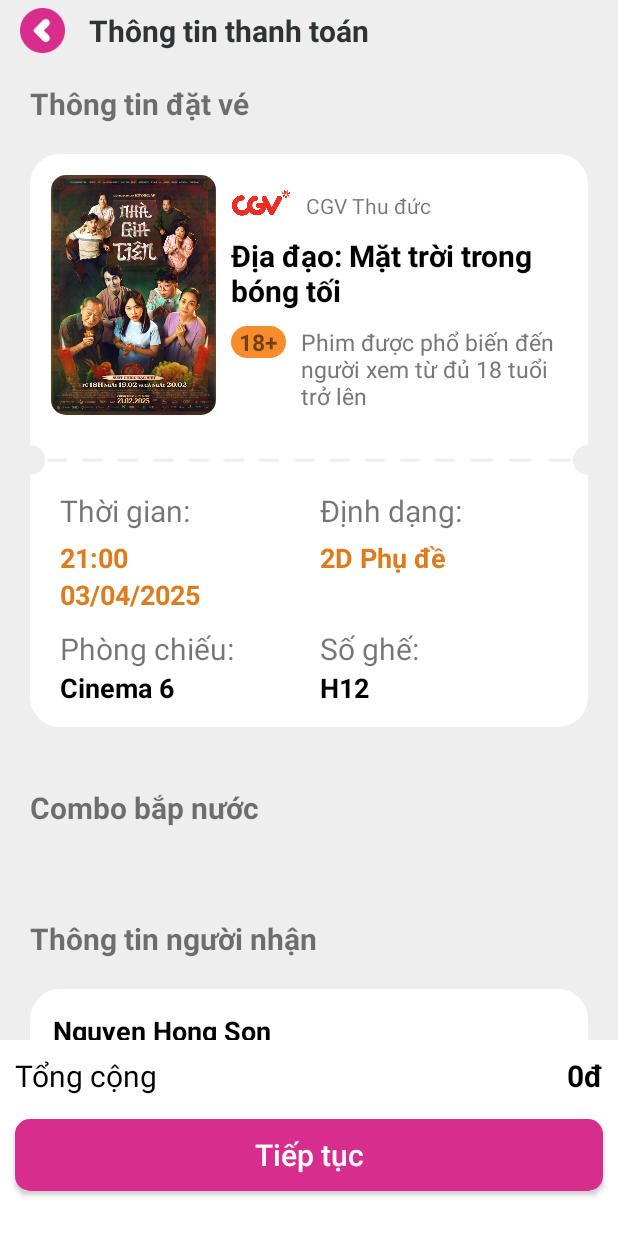
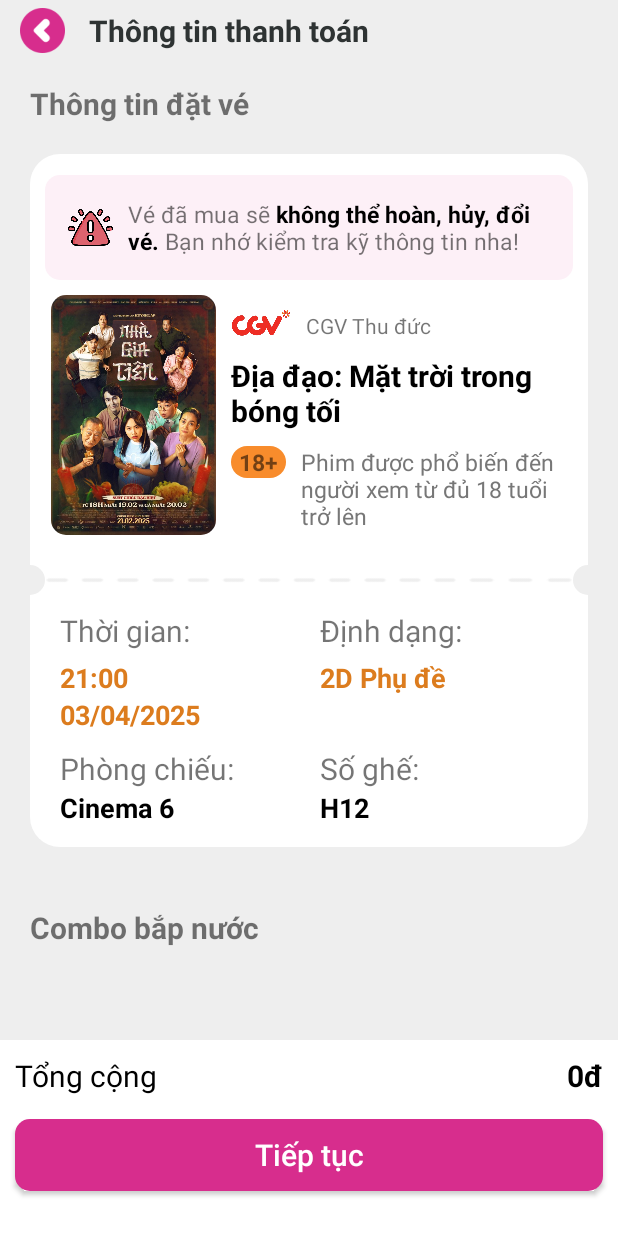
Before and after one commit to sonHong9824/LTDD_DoAn_FE, an Android app: the layout fragment_review_booking.xml on its own in the app's theme, with its tools: preview values and no code run, on a phone screen of 412 x 824 dp. Run offline under Robolectric (Android 15) with nearby library versions, the phone set to English and light mode, and no system bars.

Commit message:
update booking

```diff
--- a/app/src/main/java/com/example/template_project/fragment/BookingFragment.java
+++ b/app/src/main/java/com/example/template_project/fragment/BookingFragment.java
@@ -9,6 +9,7 @@ import android.widget.Button;
 import android.widget.ImageButton;
 import android.widget.ImageView;
 import android.widget.TextView;
+import android.widget.Toast;
 
 import androidx.annotation.NonNull;
 import androidx.annotation.Nullable;
@@ -158,6 +159,9 @@ public class BookingFragment extends Fragment {
                                     .show();
                         } else {
                             Log.e("TICKET_ERROR", "Lỗi response: " + response.code());
+                            Toast.makeText(getContext(), "Ghế vừa được người khác đặt mất, vui lòng chọn ghế khác", Toast.LENGTH_SHORT).show();
+                            requireActivity().getSupportFragmentManager().popBackStack();
+                            requireActivity().getSupportFragmentManager().popBackStack();
                         }
                     }
 
--- /dev/null
+++ b/app/src/main/res/drawable/custom_background_warning.xml
@@ -0,0 +1,9 @@
+<?xml version="1.0" encoding="utf-8"?>
+<selector xmlns:android="http://schemas.android.com/apk/res/android">
+<item>
+    <shape android:shape="rectangle">
+        <solid android:color="#FDF0F7"/>
+        <corners android:radius="10dp"/>
+    </shape>
+</item>
+</selector>
--- a/app/src/main/res/layout/fragment_review_booking.xml
+++ b/app/src/main/res/layout/fragment_review_booking.xml
@@ -65,6 +65,27 @@
             android:paddingVertical="14dp"
             app:layout_constraintTop_toBottomOf="@id/tv_1"
             app:layout_constraintStart_toStartOf="parent">
+            <LinearLayout
+                android:id="@+id/ll_warn"
+                app:layout_constraintTop_toTopOf="parent"
+                android:layout_width="match_parent"
+                android:layout_marginHorizontal="10dp"
+                android:padding="15dp"
+                android:orientation="horizontal"
+                android:background="@drawable/custom_background_warning"
+                android:layout_height="wrap_content">
+                <ImageView
+                    android:layout_width="30dp"
+                    android:layout_height="30dp"
+                    android:layout_gravity="center"
+                    android:src="@drawable/warning"/>
+                <TextView
+                    android:layout_width="wrap_content"
+                    android:layout_height="wrap_content"
+                    android:layout_marginStart="10dp"
+                    android:textSize="15sp"
+                    android:text="@string/warning_text"/>
+            </LinearLayout>
             <androidx.cardview.widget.CardView
                 android:id="@+id/cardView_1"
                 android:layout_width="110dp"
@@ -72,7 +93,8 @@
                 android:layout_height="160dp"
                 app:cardCornerRadius="10dp"
                 app:cardElevation="0dp"
-                app:layout_constraintTop_toTopOf="parent"
+                android:layout_marginTop="10dp"
+                app:layout_constraintTop_toBottomOf="@id/ll_warn"
                 app:layout_constraintStart_toStartOf="parent">
                 <ImageView
                     android:id="@+id/img_movie_booking"
@@ -87,7 +109,7 @@
                 android:layout_width="40dp"
                 android:layout_height="40dp"
                 android:src="@drawable/cgv_ed"
-                app:layout_constraintTop_toTopOf="parent"
+                app:layout_constraintTop_toTopOf="@id/cardView_1"
                 app:layout_constraintStart_toEndOf="@id/cardView_1"
                 android:layout_marginStart="10dp"/>
             <TextView
@@ -95,7 +117,7 @@
                 android:layout_width="wrap_content"
                 android:layout_height="wrap_content"
                 android:text="CGV Thu đức"
-                app:layout_constraintTop_toTopOf="parent"
+                app:layout_constraintTop_toTopOf="@id/cardView_1"
                 app:layout_constraintStart_toEndOf="@id/img_cinema_booking"
                 app:layout_constraintBottom_toBottomOf="@id/img_cinema_booking"
                 android:layout_marginStart="10dp"/>
--- a/app/src/main/res/values/strings.xml
+++ b/app/src/main/res/values/strings.xml
@@ -13,5 +13,6 @@
     <string name="duration">%d phút</string>
     <!-- TODO: Remove or change this placeholder text -->
     <string name="hello_blank_fragment">Hello blank fragment</string>
+    <string name="warning_text">Vé đã mua sẽ <b><font color="#000000">không thể hoàn, hủy, đổi vé.</font></b> Bạn nhớ kiểm tra kỹ thông tin nha!</string>
 
 </resources>
```
Also changed, not shown: app/src/main/res/drawable/warning.png (added).
